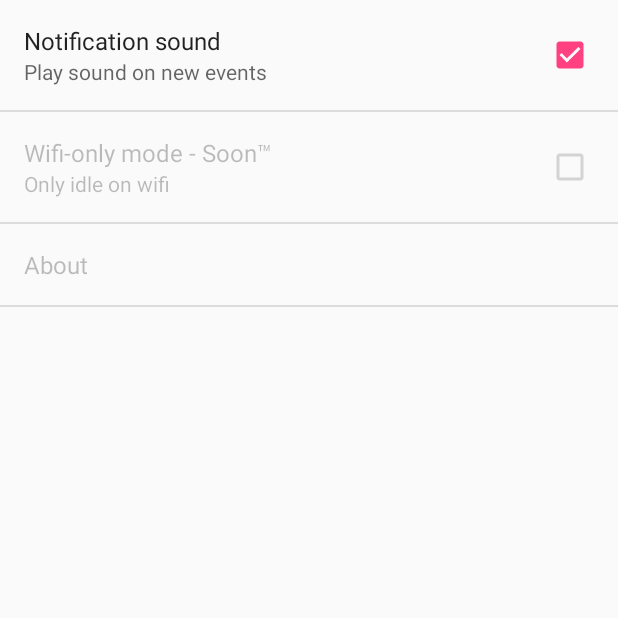
After one commit to IdleLands/AndroidFE, an Android app: the PreferencesActivity screen opened directly, with no data from a screen before it, on a phone screen of 412 x 824 dp, the top half of it. The commit adds this screen. Run offline under Robolectric (Android 15) with nearby library versions, the phone set to English and light mode, and no system bars.

Commit message:
expandable notifications and sounds. close #5, 1/2 of #1

```diff
--- a/app/build.gradle
+++ b/app/build.gradle
@@ -20,8 +20,8 @@ android {
         applicationId "idle.land.app"
         minSdkVersion 15
         targetSdkVersion 21
-        versionCode 2
-        versionName "0.1"
+        versionCode 3
+        versionName "0.15"
     }
 
     compileOptions {
--- a/app/src/main/AndroidManifest.xml
+++ b/app/src/main/AndroidManifest.xml
@@ -16,6 +16,7 @@
             </intent-filter>
         </activity>
         <activity android:name=".ui.MainActivity" android:launchMode="singleTop" />
+        <activity android:name=".ui.PreferencesActivity" />
 
         <service android:name=".logic.api.HeartbeatService" android:exported="false" />
 
--- a/app/src/main/java/idle/land/app/logic/Preferences.java
+++ b/app/src/main/java/idle/land/app/logic/Preferences.java
@@ -8,7 +8,8 @@ public class Preferences {
 
     public enum Property
     {
-        ACC_USERNAME, ACC_APPNAME, ACC_PASSWORD, ACC_AUTH_TOKEN, ACC_REMEMBER
+        ACC_USERNAME, ACC_APPNAME, ACC_PASSWORD, ACC_AUTH_TOKEN, ACC_REMEMBER,
+        NOTIFICATION_PLAY_SOUND, SERVICE_WIFI_MODE
     }
 
     SharedPreferences prefs;
--- a/app/src/main/java/idle/land/app/ui/LoginActivity.java
+++ b/app/src/main/java/idle/land/app/ui/LoginActivity.java
@@ -2,6 +2,7 @@ package idle.land.app.ui;
 
 import android.content.Intent;
 import android.os.Bundle;
+import android.preference.PreferenceManager;
 import android.support.v7.app.ActionBarActivity;
 import android.widget.CheckBox;
 import android.widget.CompoundButton;
@@ -41,6 +42,7 @@ public class LoginActivity extends ActionBarActivity implements CompoundButton.O
     @Override
     public void onCreate(Bundle savedInstanceState) {
         super.onCreate(savedInstanceState);
+        PreferenceManager.setDefaultValues(this, R.xml.preferences, false);
         setContentView(R.layout.login_frag);
         getSupportActionBar().hide();
         ButterKnife.inject(this);
--- a/app/src/main/java/idle/land/app/ui/MainActivity.java
+++ b/app/src/main/java/idle/land/app/ui/MainActivity.java
@@ -119,7 +119,7 @@ public class MainActivity extends ActionBarActivity {
                 startService(logoutIntent);
                 break;
             case R.id.menu_settings:
-                Toast.makeText(this, "Not implemented", Toast.LENGTH_SHORT).show();
+                startActivity(new Intent(this, PreferencesActivity.class));
                 break;
         }
         return super.onOptionsItemSelected(item);
--- /dev/null
+++ b/app/src/main/java/idle/land/app/ui/PreferencesActivity.java
@@ -0,0 +1,14 @@
+package idle.land.app.ui;
+
+import android.os.Bundle;
+import android.preference.PreferenceActivity;
+import idle.land.app.R;
+
+public class PreferencesActivity extends PreferenceActivity {
+
+    @Override
+    protected void onCreate(Bundle savedInstanceState) {
+        super.onCreate(savedInstanceState);
+        addPreferencesFromResource(R.xml.preferences);
+    }
+}
--- a/app/src/main/res/values/strings.xml
+++ b/app/src/main/res/values/strings.xml
@@ -40,4 +40,6 @@
     <string name="register_dialog_error_passwords_dont_match">Passwords don\'t match!</string>
     <string name="main_activity_tab_collectibles">Collectibles</string>
     <string name="collectible_description">Found %1$s in %2$s (%3$s)</string>
+    <string name="notification_action_show">Show</string>
+    <string name="notification_action_dismiss">Dismiss</string>
 </resources>
--- /dev/null
+++ b/app/src/main/res/xml/preferences.xml
@@ -0,0 +1,20 @@
+<?xml version="1.0" encoding="utf-8"?>
+<PreferenceScreen xmlns:android="http://schemas.android.com/apk/res/android">
+    <CheckBoxPreference
+            android:key="NOTIFICATION_PLAY_SOUND"
+            android:title="Notification sound"
+            android:summary="Play sound on new events"
+            android:defaultValue="true" />
+    <CheckBoxPreference
+            android:enabled="false"
+            android:key="SERVICE_WIFI_MODE"
+            android:title="Wifi-only mode - Soon&#8482;"
+            android:summary="Only idle on wifi"
+            android:defaultValue="false" />
+
+    <Preference
+            android:enabled="false"
+            android:key="PREF_ABOUT"
+            android:title="About"
+        />
+</PreferenceScreen>
```
Also changed, not shown: app/src/main/java/idle/land/app/logic/api/HeartbeatService.java (+12 -0 lines), app/src/main/java/idle/land/app/logic/api/NotificationManager.java (+38 -8 lines), 2 other files.
